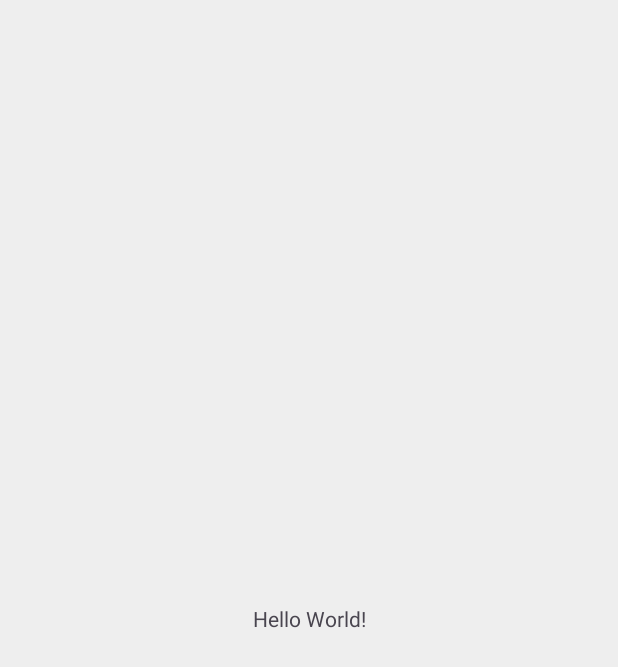
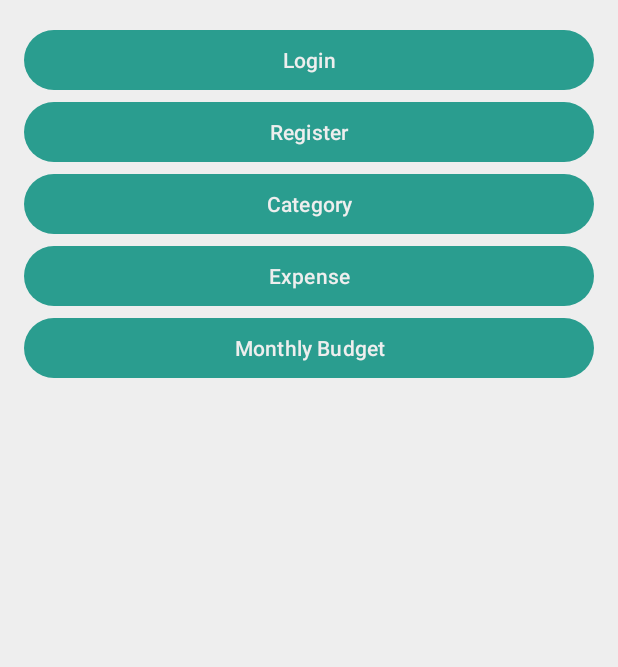
Before and after one commit to Ryan-Millard/Budgie-Budget-Tracker, an Android app: the screen it shows after launch (MainActivity), on a phone screen of 412 x 824 dp. Before the commit the part shown is almost empty. Shown: the top 667 px of the screen. Run offline under Robolectric (Android 15) with nearby library versions, the phone set to English and light mode, and no system bars.

Commit message:
update(Activities): Add Activity classes for each XML layout

```diff
--- a/app/src/main/java/com/example/budgiebudgettracking/MainActivity.kt
+++ b/app/src/main/java/com/example/budgiebudgettracking/MainActivity.kt
@@ -1,20 +1,33 @@
 package com.example.budgiebudgettracking
 
+import android.content.Intent
 import android.os.Bundle
-import androidx.activity.enableEdgeToEdge
 import androidx.appcompat.app.AppCompatActivity
-import androidx.core.view.ViewCompat
-import androidx.core.view.WindowInsetsCompat
+import android.widget.Button
 
 class MainActivity : AppCompatActivity() {
-    override fun onCreate(savedInstanceState: Bundle?) {
-        super.onCreate(savedInstanceState)
-        enableEdgeToEdge()
-        setContentView(R.layout.activity_main)
-        ViewCompat.setOnApplyWindowInsetsListener(findViewById(R.id.main)) { v, insets ->
-            val systemBars = insets.getInsets(WindowInsetsCompat.Type.systemBars())
-            v.setPadding(systemBars.left, systemBars.top, systemBars.right, systemBars.bottom)
-            insets
-        }
-    }
+	override fun onCreate(savedInstanceState: Bundle?) {
+		super.onCreate(savedInstanceState)
+		setContentView(R.layout.activity_main)
+
+		findViewById<Button>(R.id.btnLogin).setOnClickListener {
+			startActivity(Intent(this, LoginActivity::class.java))
+		}
+
+		findViewById<Button>(R.id.btnRegister).setOnClickListener {
+			startActivity(Intent(this, RegisterActivity::class.java))
+		}
+
+		findViewById<Button>(R.id.btnCategory).setOnClickListener {
+			startActivity(Intent(this, CategoryActivity::class.java))
+		}
+
+		findViewById<Button>(R.id.btnExpense).setOnClickListener {
+			startActivity(Intent(this, ExpenseActivity::class.java))
+		}
+
+		findViewById<Button>(R.id.btnMonthlyBudget).setOnClickListener {
+			startActivity(Intent(this, MonthlyBudgetActivity::class.java))
+		}
+	}
 }
--- a/app/src/main/res/layout/activity_main.xml
+++ b/app/src/main/res/layout/activity_main.xml
@@ -1,19 +1,38 @@
-<?xml version="1.0" encoding="utf-8"?>
-<androidx.constraintlayout.widget.ConstraintLayout xmlns:android="http://schemas.android.com/apk/res/android"
-    xmlns:app="http://schemas.android.com/apk/res-auto"
-    xmlns:tools="http://schemas.android.com/tools"
+<LinearLayout
+    xmlns:android="http://schemas.android.com/apk/res/android"
     android:id="@+id/main"
     android:layout_width="match_parent"
     android:layout_height="match_parent"
-    tools:context=".MainActivity">
+    android:orientation="vertical"
+    android:padding="16dp">
 
-    <TextView
-        android:layout_width="wrap_content"
+    <Button
+        android:id="@+id/btnLogin"
+        android:layout_width="match_parent"
         android:layout_height="wrap_content"
-        android:text="Hello World!"
-        app:layout_constraintBottom_toBottomOf="parent"
-        app:layout_constraintEnd_toEndOf="parent"
-        app:layout_constraintStart_toStartOf="parent"
-        app:layout_constraintTop_toTopOf="parent" />
+        android:text="Login" />
 
-</androidx.constraintlayout.widget.ConstraintLayout>
+    <Button
+        android:id="@+id/btnRegister"
+        android:layout_width="match_parent"
+        android:layout_height="wrap_content"
+        android:text="Register" />
+
+    <Button
+        android:id="@+id/btnCategory"
+        android:layout_width="match_parent"
+        android:layout_height="wrap_content"
+        android:text="Category" />
+
+    <Button
+        android:id="@+id/btnExpense"
+        android:layout_width="match_parent"
+        android:layout_height="wrap_content"
+        android:text="Expense" />
+
+    <Button
+        android:id="@+id/btnMonthlyBudget"
+        android:layout_width="match_parent"
+        android:layout_height="wrap_content"
+        android:text="Monthly Budget" />
+</LinearLayout>
```
Also changed, not shown: app/src/main/AndroidManifest.xml (+7 -4 lines), app/src/main/java/com/example/budgiebudgettracking/CategoryActivity.kt (added, +11 -0 lines), app/src/main/java/com/example/budgiebudgettracking/ExpenseActivity.kt (added, +11 -0 lines), app/src/main/java/com/example/budgiebudgettracking/LoginActivity.kt (added, +11 -0 lines), app/src/main/java/com/example/budgiebudgettracking/MonthlyBudgetActivity.kt (added, +11 -0 lines), app/src/main/java/com/example/budgiebudgettracking/RegisterActivity.kt (added, +11 -0 lines).
